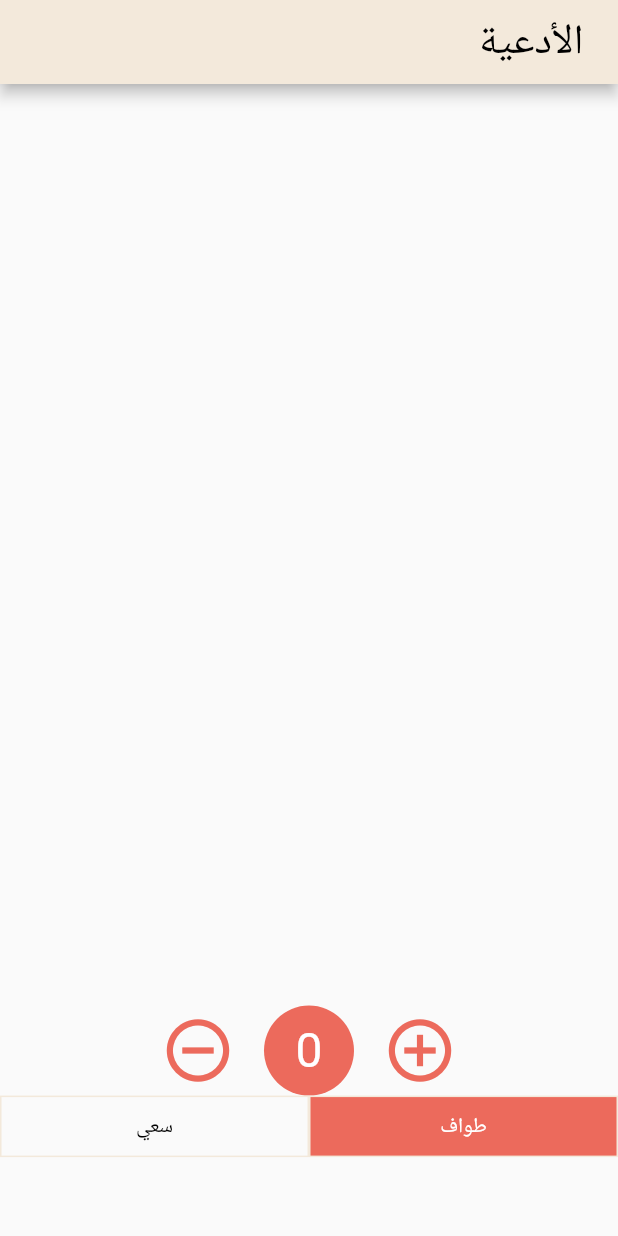
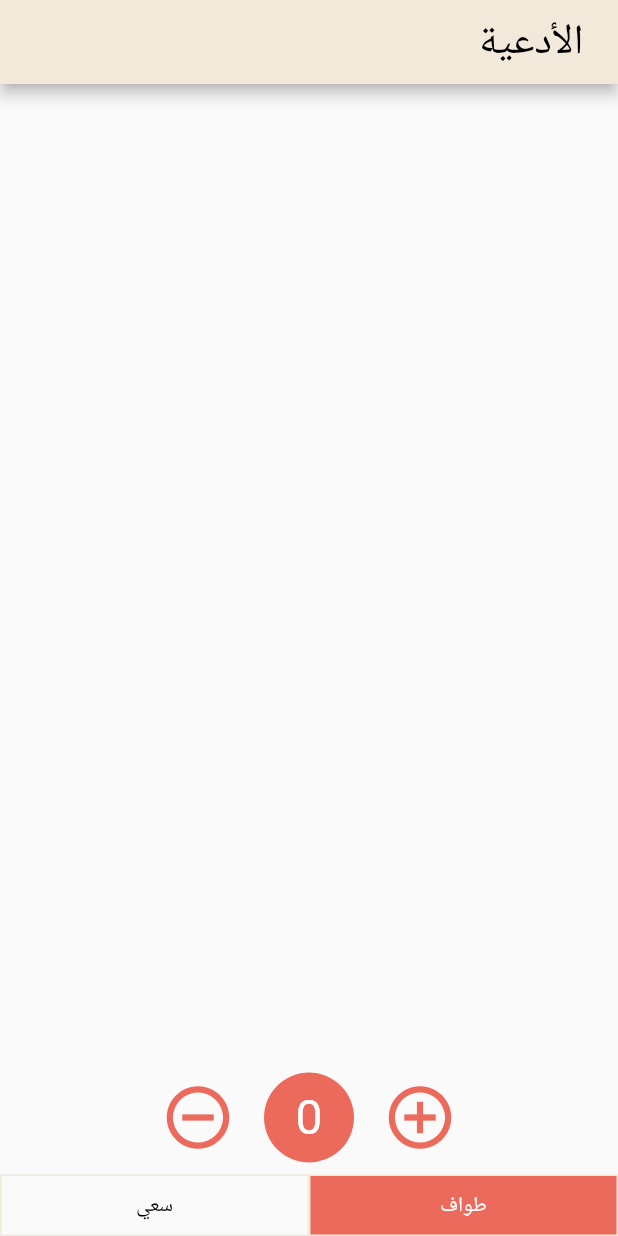
Before and after one commit to TheAhmedSaeed/Umrah-Flutter, a Flutter app: the screen it shows after launch, on a phone screen of 412 x 824 dp. Run offline on Flutter 3.47's test engine with Material 2 defaults, Android fonts, the light colour scheme and no system bars; statements that could not run were skipped.

Commit message:
made some spacing

```diff
--- a/lib/widgets/w-counting.dart
+++ b/lib/widgets/w-counting.dart
@@ -54,15 +54,22 @@ class _CountingState extends State<Counting> {
   @override
   Widget build(BuildContext context) {
     return Column(
+      mainAxisAlignment: MainAxisAlignment.end,
       children: [
-        Counter(
-          activeCounter: _activeCounter,
-          increment: increaseActivePhase,
-          decrement: decreaseActivePhase,
+        Padding(
+          padding: const EdgeInsets.all(8.0),
+          child: Counter(
+            activeCounter: _activeCounter,
+            increment: increaseActivePhase,
+            decrement: decreaseActivePhase,
+          ),
         ),
-        Controller(
-          isTawafActive: _isTawafActive,
-          changeActivePhase: changeActivePhase,
+        Padding(
+          padding: const EdgeInsets.all(0.0),
+          child: Controller(
+            isTawafActive: _isTawafActive,
+            changeActivePhase: changeActivePhase,
+          ),
         )
       ],
     );
--- a/lib/widgets/w-main-page.dart
+++ b/lib/widgets/w-main-page.dart
@@ -42,7 +42,7 @@ class MainPageState extends State<MainPage> {
                     height: (MediaQuery.of(context).size.height -
                             (MediaQuery.of(context).padding.top +
                                 appBar.preferredSize.height)) *
-                        0.8,
+                        0.80,
                     child: Praying()),
                 Container(
                     height: (MediaQuery.of(context).size.height -
```
